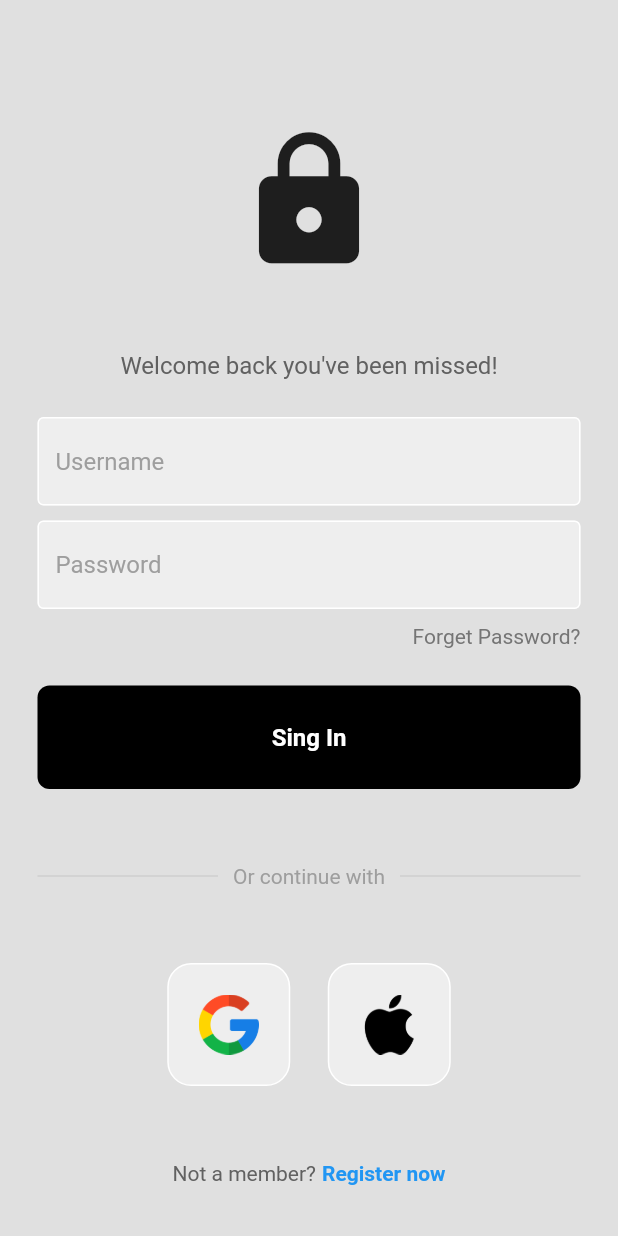
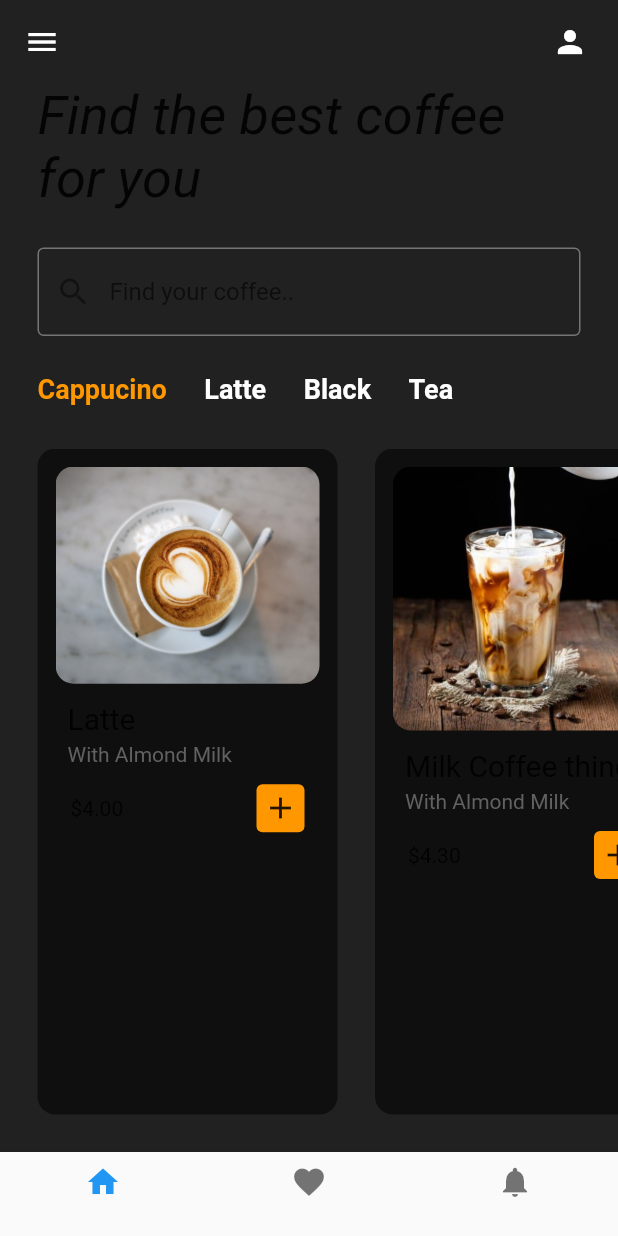
Before and after one commit to losziad/flutter_ui, a Flutter app: the screen it shows after launch, on a phone screen of 412 x 824 dp. Run offline on Flutter 3.47's test engine with Material 2 defaults, Android fonts, the phone set to English and light mode, and no system bars; our stand-ins replace confetti.

Commit message:
Finish from Coffee App UI, Just One Screen

```diff
--- /dev/null
+++ b/lib/UI/coffee/coffee.dart
@@ -0,0 +1,150 @@
+import 'package:flutter/material.dart';
+import 'package:flutter_ui/UI/coffee/utils/coffee_tiles.dart';
+import 'package:flutter_ui/UI/coffee/utils/coffee_types.dart';
+
+class CoffeeUI extends StatefulWidget {
+  const CoffeeUI({Key? key}) : super(key: key);
+
+  @override
+  State<CoffeeUI> createState() => _CoffeeUIState();
+}
+
+class _CoffeeUIState extends State<CoffeeUI> {
+
+  //list of coffee types
+  final List coffeeType = [
+    //[ coffee type, isSelected ]
+    ['Cappucino',true,],
+    ['Latte',false,],
+    ['Black',false,],
+    ['Tea',false,],
+  ];
+  //user tapped on coffee type
+  void coffeeTypeSelected(int index)
+  {
+    setState(() {
+      for(int i = 0 ; i< coffeeType.length;i++)
+      {
+        coffeeType[i][1] = false;
+
+      }
+      coffeeType[index][1] = true;
+    });
+  }
+  @override
+  Widget build(BuildContext context) {
+    return Scaffold(
+      backgroundColor: Colors.grey[900],
+      appBar: AppBar(
+        elevation: 0.0,
+        backgroundColor: Colors.transparent,
+        leading: Icon(Icons.menu),
+        actions: [
+          Padding(
+            padding: const EdgeInsets.only(right: 20.0),
+            child: Icon(Icons.person),
+          ),
+        ],
+      ),
+      bottomNavigationBar: BottomNavigationBar(
+        items: [
+          BottomNavigationBarItem(
+            icon: Icon(
+              Icons.home,
+            ),
+            label: '',
+          ),
+          BottomNavigationBarItem(
+            icon: Icon(
+              Icons.favorite,
+            ),
+            label: '',
+          ),
+          BottomNavigationBarItem(
+            icon: Icon(
+              Icons.notifications,
+            ),
+            label: '',
+          ),
+        ],
+      ),
+      body: Column(
+        children: [
+          //Find the best coffee for you
+          Padding(
+            padding: const EdgeInsets.symmetric(horizontal: 25.0),
+            child: Text(
+              'Find the best coffee for you',
+              style: TextStyle(
+                fontSize: 36.0,
+                fontStyle: FontStyle.italic,
+              ),
+            ),
+          ),
+          SizedBox(
+            height: 25.0,
+          ),
+          //Search Bar
+          Padding(
+            padding: const EdgeInsets.symmetric(horizontal: 25.0),
+            child: TextField(
+              decoration: InputDecoration(
+                prefixIcon: Icon(Icons.search),
+                hintText: 'Find your coffee..',
+                focusedBorder: OutlineInputBorder(
+                  borderSide: BorderSide(color: Colors.grey.shade600,),
+                ),
+                enabledBorder: OutlineInputBorder(
+                  borderSide: BorderSide(color: Colors.grey.shade600,),
+                ),
+              ),
+            ),
+          ),
+          SizedBox(
+            height: 25.0,
+          ),
+          Container(
+            height: 50.0,
+            child: ListView.builder(
+              scrollDirection: Axis.horizontal,
+              itemBuilder: (context, index) {
+                return CoffeeTypes(
+                  coffeeType: coffeeType[index][0],
+                  isSelected: coffeeType[index][1],
+                  onTap: (){
+                    coffeeTypeSelected(index);
+                  },
+                );
+              },
+              itemCount: coffeeType.length,
+            ),
+          ),
+          //List of Coffee tiles
+          Expanded(
+            child: ListView(
+              scrollDirection: Axis.horizontal,
+              physics: BouncingScrollPhysics(),
+              children: [
+                CoffeeTile(
+                  coffeeImage: 'lib/UI/coffee/images/coffee2.jpg',
+                  coffeeName: 'Latte',
+                  coffeePrice: '4.00',
+                ),
+                CoffeeTile(
+                  coffeeImage: 'lib/UI/coffee/images/coffee3.jpg',
+                  coffeeName: 'Milk Coffee thing',
+                  coffeePrice: '4.30',
+                ),
+                CoffeeTile(
+                  coffeeImage: 'lib/UI/coffee/images/coffee1.png',
+                  coffeeName: 'Cappucino',
+                  coffeePrice: '4.10',
+                ),
+              ],
+            ),
+          ),
+        ],
+      ),
+    );
+  }
+}
--- /dev/null
+++ b/lib/UI/coffee/utils/coffee_tiles.dart
@@ -0,0 +1,84 @@
+import 'package:flutter/material.dart';
+
+class CoffeeTile extends StatelessWidget {
+
+  final String coffeeImage;
+  final String coffeeName;
+  final String coffeePrice;
+
+  CoffeeTile({
+    required this.coffeeImage,
+    required this.coffeeName,
+    required this.coffeePrice,
+});
+  @override
+  Widget build(BuildContext context) {
+    return Padding(
+      padding: const EdgeInsets.only(left: 25.0, bottom: 25.0),
+      child: Container(
+        padding: EdgeInsets.all(12.0),
+        width: 200.0,
+        decoration: BoxDecoration(
+          borderRadius: BorderRadius.circular(12.0),
+          color: Colors.black54,
+        ),
+        child: Column(
+          crossAxisAlignment: CrossAxisAlignment.start,
+          children: [
+            ClipRRect(
+              borderRadius: BorderRadius.circular(12.0),
+              child: Image.asset(
+                coffeeImage,
+              ),
+            ),
+           Padding(
+             padding: const EdgeInsets.symmetric(vertical: 12.0, horizontal: 8.0),
+             child: Column(
+               crossAxisAlignment: CrossAxisAlignment.start,
+               children: [
+                 Text(
+                   coffeeName,
+                   style: TextStyle(
+                     fontSize: 20.0,
+
+                   ),
+                 ),
+                 SizedBox(
+                   height: 4.0,
+                 ),
+                 Text(
+                   'With Almond Milk',
+                   style: TextStyle(
+                     color: Colors.grey[700],
+                   ),
+                 ),
+               ],
+             ),
+           ),
+            Padding(
+              padding: const EdgeInsets.symmetric(horizontal: 10.0),
+              child: Row(
+                mainAxisAlignment: MainAxisAlignment.spaceBetween,
+                children: [
+                  Text(
+                    '\$' + coffeePrice,
+                  ),
+                  Container(
+                    padding: EdgeInsets.all(4.0),
+                    decoration: BoxDecoration(
+                      color: Colors.orange,
+                      borderRadius: BorderRadius.circular(4.0),
+                    ),
+                      child: Icon(
+                          Icons.add,
+                      ),
+                  ),
+                ],
+              ),
+            ),
+          ],
+        ),
+      ),
+    );
+  }
+}
--- /dev/null
+++ b/lib/UI/coffee/utils/coffee_types.dart
@@ -0,0 +1,28 @@
+import 'package:flutter/material.dart';
+
+class CoffeeTypes extends StatelessWidget {
+
+  const CoffeeTypes({Key? key, required this.coffeeType, required this.isSelected, required this.onTap}) : super(key: key);
+
+  final String coffeeType;
+  final bool isSelected;
+  final VoidCallback onTap;
+
+  @override
+  Widget build(BuildContext context) {
+    return  GestureDetector(
+      onTap: onTap,
+      child: Padding(
+        padding: const EdgeInsets.only(left: 25.0),
+        child: Text(
+          coffeeType,
+          style: TextStyle(
+            fontSize: 18.0,
+            fontWeight: FontWeight.bold,
+            color: isSelected?Colors.orange:Colors.white,
+          ),
+        ),
+      ),
+    );
+  }
+}
--- a/lib/home_page.dart
+++ b/lib/home_page.dart
@@ -2,6 +2,9 @@ import 'dart:math';
 
 import 'package:confetti/confetti.dart';
 import 'package:flutter/material.dart';
+import 'package:flutter_ui/UI/coffee/coffee.dart';
+import 'package:flutter_ui/UI/coffee/utils/coffee_tiles.dart';
+import 'package:flutter_ui/UI/coffee/utils/coffee_types.dart';
 import 'package:flutter_ui/UI/confetti_package/confetti_package.dart';
 import 'package:flutter_ui/UI/health/health_ui.dart';
 import 'package:flutter_ui/UI/health/utils/emoticon_face.dart';
@@ -41,11 +44,12 @@ class _HomePageState extends State<HomePage> {
   }
   bool isPlaying = false;
 
+
   @override
   Widget build(BuildContext context) {
     return Scaffold(
       body: Center(
-        child: Health(),
+        child: CoffeeUI(),
       ),
     );
   }
--- a/lib/main.dart
+++ b/lib/main.dart
@@ -20,7 +20,11 @@ class MyApp extends StatelessWidget {
 
       //  primarySwatch: Colors.deepPurple,
       ),
-      home:  LoginPage(),
+      home:  HomePage(),
+      darkTheme: ThemeData(
+          brightness: Brightness.dark,
+        primarySwatch: Colors.orange,
+      ),
     );
   }
 }
--- a/pubspec.yaml
+++ b/pubspec.yaml
@@ -60,7 +60,7 @@ flutter:
 
   # To add assets to your application, add an assets section, like this:
   assets:
-    - lib/UI/login_page/images/
+    - lib/UI/coffee/images/
   #   - images/a_dot_ham.jpeg
 
   # An image asset can refer to one or more resolution-specific "variants", see
```
Also changed, not shown: lib/UI/coffee/images/coffee1.png (added), lib/UI/coffee/images/coffee2.jpg (added), lib/UI/coffee/images/coffee3.jpg (added).
